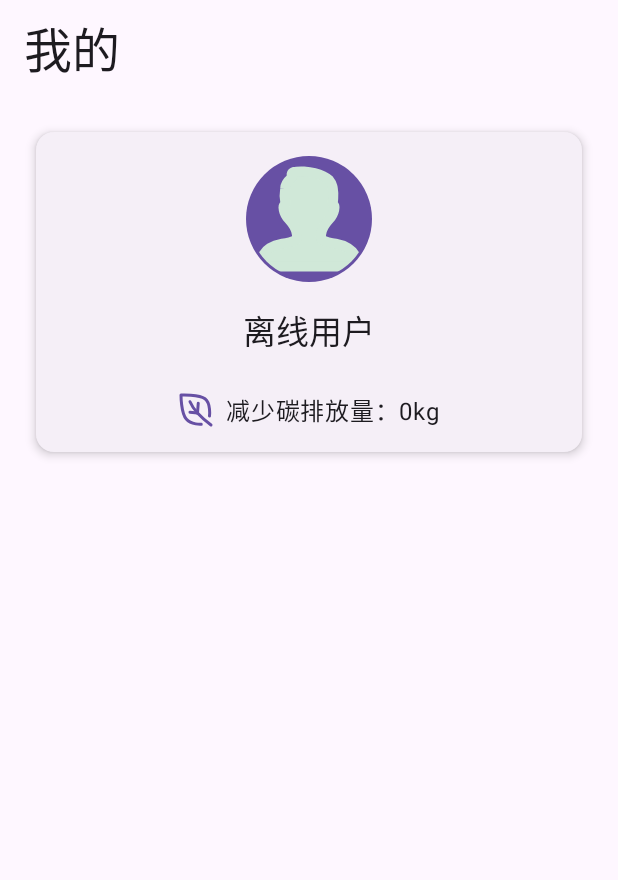
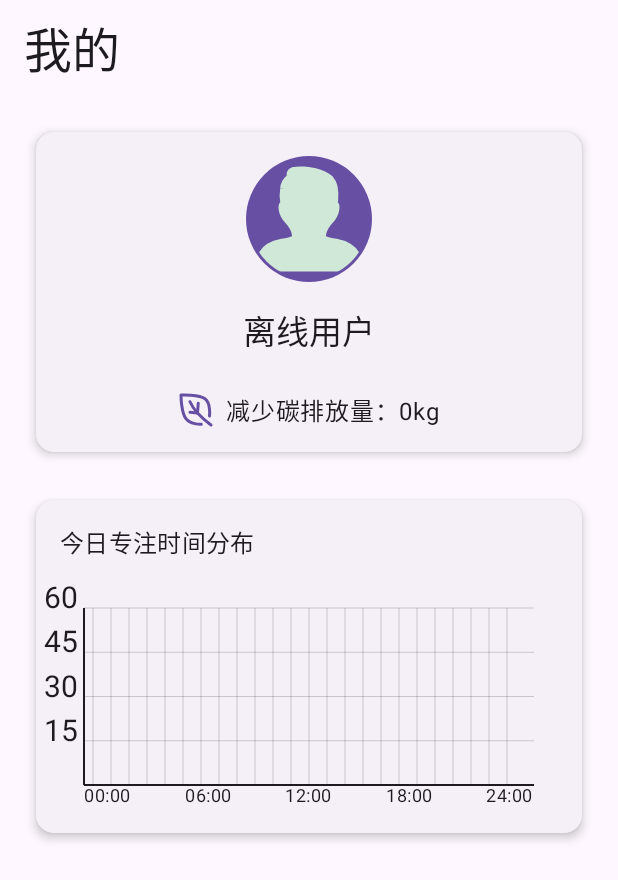
Before and after one commit to xfei33/QuickTodo, an Android app built with Jetpack Compose: the composable ProfileScreen shown on its own in the app's theme, on a phone screen of 412 x 824 dp. Shown: the top 880 px of the screen. Run offline under Robolectric (Android 15) with nearby library versions, the phone set to English and light mode, and no system bars; our stand-ins replace Dagger/Hilt's generated code, Room's generated code; pictures from the network do not load.

Commit message:
feat(ui): 添加专注时间分布图表功能

```diff
--- a/app/src/main/java/com/xfei33/quicktodo/data/local/dao/FocusSessionDao.kt
+++ b/app/src/main/java/com/xfei33/quicktodo/data/local/dao/FocusSessionDao.kt
@@ -2,19 +2,28 @@ package com.xfei33.quicktodo.data.local.dao
 
 import androidx.room.Dao
 import androidx.room.Insert
+import androidx.room.OnConflictStrategy
 import androidx.room.Query
 import androidx.room.Update
 import com.xfei33.quicktodo.model.FocusSession
 import kotlinx.coroutines.flow.Flow
+import java.time.LocalDateTime
 
 @Dao
 interface FocusSessionDao {
-    @Insert
-    suspend fun insert(focusSession: FocusSession)
+    @Insert(onConflict = OnConflictStrategy.REPLACE)
+    suspend fun insert(session: FocusSession)
 
-    @Query("SELECT * FROM focus_sessions WHERE userId = :userId ORDER BY startTime DESC")
+    @Query("SELECT * FROM focus_sessions WHERE userId = :userId")
     fun getFocusSessionsByUserId(userId: Long): Flow<List<FocusSession>>
 
     @Update
     suspend fun update(focusSession: FocusSession)
+
+    @Query("SELECT * FROM focus_sessions WHERE userId = :userId AND startTime >= :startTime AND endTime < :endTime")
+    fun getFocusSessionsByUserIdAndTimeRange(
+        userId: Long,
+        startTime: LocalDateTime,
+        endTime: LocalDateTime
+    ): Flow<List<FocusSession>>
 }
--- a/app/src/main/java/com/xfei33/quicktodo/ui/profile/ProfileScreen.kt
+++ b/app/src/main/java/com/xfei33/quicktodo/ui/profile/ProfileScreen.kt
@@ -1,5 +1,7 @@
 package com.xfei33.quicktodo.ui.profile
 
+import android.graphics.Paint
+import androidx.compose.foundation.Canvas
 import androidx.compose.foundation.Image
 import androidx.compose.foundation.background
 import androidx.compose.foundation.layout.Arrangement
@@ -10,6 +12,7 @@ import androidx.compose.foundation.layout.Spacer
 import androidx.compose.foundation.layout.fillMaxSize
 import androidx.compose.foundation.layout.fillMaxWidth
 import androidx.compose.foundation.layout.height
+import androidx.compose.foundation.layout.offset
 import androidx.compose.foundation.layout.padding
 import androidx.compose.foundation.layout.size
 import androidx.compose.foundation.shape.CircleShape
@@ -27,8 +30,13 @@ import androidx.compose.runtime.getValue
 import androidx.compose.ui.Alignment
 import androidx.compose.ui.Modifier
 import androidx.compose.ui.draw.clip
+import androidx.compose.ui.geometry.Offset
+import androidx.compose.ui.geometry.Size
+import androidx.compose.ui.graphics.nativeCanvas
+import androidx.compose.ui.graphics.toArgb
 import androidx.compose.ui.platform.LocalContext
 import androidx.compose.ui.res.painterResource
+import androidx.compose.ui.tooling.preview.Preview
 import androidx.compose.ui.unit.dp
 import androidx.hilt.navigation.compose.hiltViewModel
 import coil.compose.rememberAsyncImagePainter
@@ -37,12 +45,133 @@ import coil.request.ImageRequest
 import com.xfei33.quicktodo.R
 import com.xfei33.quicktodo.viewmodel.ProfileViewModel
 
+@Composable
+fun TimeDistributionChart(
+    focusData: List<Int>,
+    modifier: Modifier = Modifier
+) {
+    val maxMinutes = 60 // 将最大值固定为60
+
+    Box(
+        modifier = modifier
+            .fillMaxWidth()
+            .height(150.dp) // 增加图表高度
+            .padding(16.dp)
+    ) {
+        val colorScheme = MaterialTheme.colorScheme
+        Canvas(
+            modifier = Modifier.fillMaxSize()
+        ) {
+            val width = size.width
+            val height = size.height // 使用动态高度
+            val barWidth = width / (focusData.size + 1) // 增加间距
+
+            // 绘制坐标轴
+            drawLine(
+                color = colorScheme.onSurface,
+                start = Offset(0f, height),
+                end = Offset(width, height),
+                strokeWidth = 2f
+            )
+
+            drawLine(
+                color = colorScheme.onSurface,
+                start = Offset(0f, 0f),
+                end = Offset(0f, height),
+                strokeWidth = 2f
+            )
+
+            // 绘制分割线
+            val verticalLineColor = colorScheme.onSurface.copy(alpha = 0.2f) // 垂直分割线颜色
+            val horizontalLineColor = colorScheme.onSurface.copy(alpha = 0.2f) // 水平分割线颜色
+
+            // 绘制纵坐标分割线
+            val yLabels = listOf(15, 30, 45, 60)
+            yLabels.forEach { label ->
+                val yPosition = height - (label.toFloat() / maxMinutes) * height
+                drawLine(
+                    color = verticalLineColor,
+                    start = Offset(0f, yPosition),
+                    end = Offset(width, yPosition),
+                    strokeWidth = 1f
+                )
+            }
+
+            // 绘制横坐标分割线
+            for (hour in 0 until focusData.size) {
+                val xPosition = (hour * barWidth) + (barWidth / 2) // 调整位置
+                drawLine(
+                    color = horizontalLineColor,
+                    start = Offset(xPosition, 0f),
+                    end = Offset(xPosition, height),
+                    strokeWidth = 1f
+                )
+            }
+
+            // 绘制数据柱状图
+            focusData.forEachIndexed { hour, minutes ->
+                val x = (hour * barWidth) + (barWidth / 2) // 调整柱状图位置
+                val barHeight = (minutes.toFloat() / maxMinutes) * height
+
+                drawRect(
+                    color = colorScheme.primary.copy(alpha = 0.7f),
+                    topLeft = Offset(x, height - barHeight),
+                    size = Size(barWidth * 0.8f, barHeight) // 增加柱状图间距
+                )
+            }
+
+            // 绘制Y轴标签
+            val labelPositions = listOf(15, 30, 45, 60)
+            labelPositions.forEach { label ->
+                val yPosition = height - (label.toFloat() / maxMinutes) * height
+                drawContext.canvas.nativeCanvas.drawText(
+                    label.toString(),
+                    -40f, // 将标签放到坐标轴外侧
+                    yPosition,
+                    Paint().apply {
+                        color = colorScheme.onSurface.toArgb()
+                        textSize = 30f // 设置字体大小
+                    }
+                )
+            }
+        }
+        // 绘制X轴标签
+        Row(
+            modifier = Modifier
+                .fillMaxWidth()
+                .align(Alignment.BottomStart)
+                .padding(top = 8.dp),
+            horizontalArrangement = Arrangement.SpaceBetween
+        ) {
+            for (hour in 0..24 step 6) {
+                Text(
+                    text = String.format("%02d:00", hour),
+                    style = MaterialTheme.typography.bodySmall,
+                    modifier = Modifier
+                        .padding(start = if (hour == 0) 0.dp else 4.dp)
+                        .offset(y = 15.dp)
+                )
+            }
+        }
+    }
+}
+
+@Preview
+@Composable
+fun PreviewTimeDistributionChart() {
+    TimeDistributionChart(
+        focusData = (0..23).map { it * 1 },
+        modifier = Modifier.fillMaxWidth()
+    )
+}
+
 @OptIn(ExperimentalMaterial3Api::class)
 @Composable
 fun ProfileScreen(
     viewModel: ProfileViewModel = hiltViewModel()
 ) {
     val user by viewModel.user.collectAsState()
+    val focusData by viewModel.focusData.collectAsState()
 
     user?.let { currentUser ->
         Scaffold(
@@ -132,6 +261,32 @@ fun ProfileScreen(
                         }
                     }
                 }
+
+                Spacer(modifier = Modifier.height(16.dp))
+
+                // 添加专注时间分布卡片
+                Card(
+                    modifier = Modifier
+                        .fillMaxWidth()
+                        .padding(8.dp),
+                    elevation = CardDefaults.cardElevation(defaultElevation = 4.dp),
+                    colors = CardDefaults.cardColors(containerColor = MaterialTheme.colorScheme.inverseOnSurface)
+                ) {
+                    Column(
+                        modifier = Modifier.padding(16.dp)
+                    ) {
+                        Text(
+                            text = "今日专注时间分布",
+                            style = MaterialTheme.typography.titleMedium,
+                            modifier = Modifier.padding(bottom = 16.dp)
+                        )
+
+                        TimeDistributionChart(
+                            focusData = focusData,
+                            modifier = Modifier.fillMaxWidth()
+                        )
+                    }
+                }
             }
         }
     }
--- a/app/src/main/java/com/xfei33/quicktodo/viewmodel/ProfileViewModel.kt
+++ b/app/src/main/java/com/xfei33/quicktodo/viewmodel/ProfileViewModel.kt
@@ -2,6 +2,7 @@ package com.xfei33.quicktodo.viewmodel
 
 import androidx.lifecycle.ViewModel
 import androidx.lifecycle.viewModelScope
+import com.xfei33.quicktodo.data.local.dao.FocusSessionDao
 import com.xfei33.quicktodo.data.local.dao.UserDao
 import com.xfei33.quicktodo.data.preferences.UserPreferences
 import com.xfei33.quicktodo.model.User
@@ -10,28 +11,74 @@ import kotlinx.coroutines.flow.MutableStateFlow
 import kotlinx.coroutines.flow.StateFlow
 import kotlinx.coroutines.flow.first
 import kotlinx.coroutines.launch
+import java.time.LocalDate
 import javax.inject.Inject
 
 @HiltViewModel
 class ProfileViewModel @Inject constructor(
     private val userDao: UserDao,
+    private val focusSessionDao: FocusSessionDao,
     private val userPreferences: UserPreferences
 ) : ViewModel() {
 
     private val _user = MutableStateFlow<User?>(null)
     val user: StateFlow<User?> = _user
 
+    private val _focusData = MutableStateFlow(List(24) { 0 })
+    val focusData: StateFlow<List<Int>> = _focusData
+
     init {
         viewModelScope.launch {
+            println("##################################################")
             val userId = userPreferences.userId.first()
-            userDao.getUserById(userId!!).collect { user ->
-                if (userId == 0L) {
-                    // 离线用户，使用默认用户对象
-                    _user.value = User(id = userId)
-                } else {
-                    _user.value = user ?: User(id = userId)
+            if (userId == 0L) {
+                _user.value = User(id = userId)
+            } else {
+                _user.value = userDao.getUserById(userId!!).first()
+            }
+            loadFocusData(userId)
+        }
+    }
+
+    private suspend fun loadFocusData(userId: Long) {
+        // 获取今天的开始时间和结束时间
+        val today = LocalDate.now()
+        val startOfDay = today.atStartOfDay()
+        val endOfDay = today.plusDays(1).atStartOfDay()
+        println("#############################startOfDay: $startOfDay, endOfDay: $endOfDay")
+
+        focusSessionDao.getFocusSessionsByUserIdAndTimeRange(
+            userId,
+            startOfDay,
+            endOfDay
+        ).collect { sessions ->
+            val focusMinutes = MutableList(24) { 0 } // 每小时的专注分钟数
+
+            sessions.forEach { session ->
+                val startTime = session.startTime
+                val endTime = session.endTime
+
+                // 计算每个小时的专注时间（分钟）
+                var currentHour = startTime
+                while (currentHour.isBefore(endTime)) {
+                    val hourIndex = currentHour.hour
+                    val minutesInThisHour = when {
+                        currentHour.hour == startTime.hour && currentHour.hour == endTime.hour ->
+                            endTime.minute - startTime.minute
+                        currentHour.hour == startTime.hour ->
+                            60 - startTime.minute
+                        currentHour.hour == endTime.hour ->
+                            endTime.minute
+                        else ->
+                            60
+                    }
+                    focusMinutes[hourIndex] += minutesInThisHour
+                    currentHour = currentHour.plusHours(1)
                 }
+
+                println("focusMinutes: $focusMinutes" + " session: $session")
             }
+            _focusData.value = focusMinutes
         }
     }
 }
```
Also changed, not shown: app/build.gradle.kts (+1 -6 lines), gradle/libs.versions.toml (+2 -8 lines).
